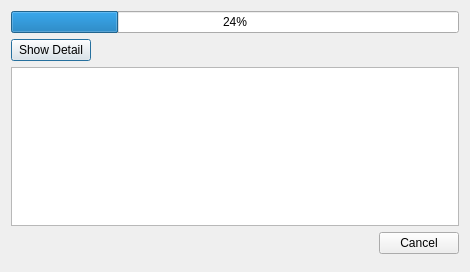
Above: view/progressdialog.ui from zenaki/RTU before the change. Below: the same form after it.
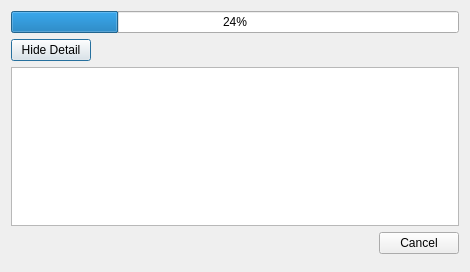
That is the form after the change. Icons and pictures are not drawn.

Commit message: Sarasvati ver 1.0-2

Diff of the .ui file:
```diff
--- a/view/progressdialog.ui
+++ b/view/progressdialog.ui
@@ -32,7 +32,7 @@
        <item>
         <widget class="QPushButton" name="pbDetail">
          <property name="text">
-          <string>Show Detail</string>
+          <string>Hide Detail</string>
          </property>
         </widget>
        </item>
```
The commit also changes 1 other file.
